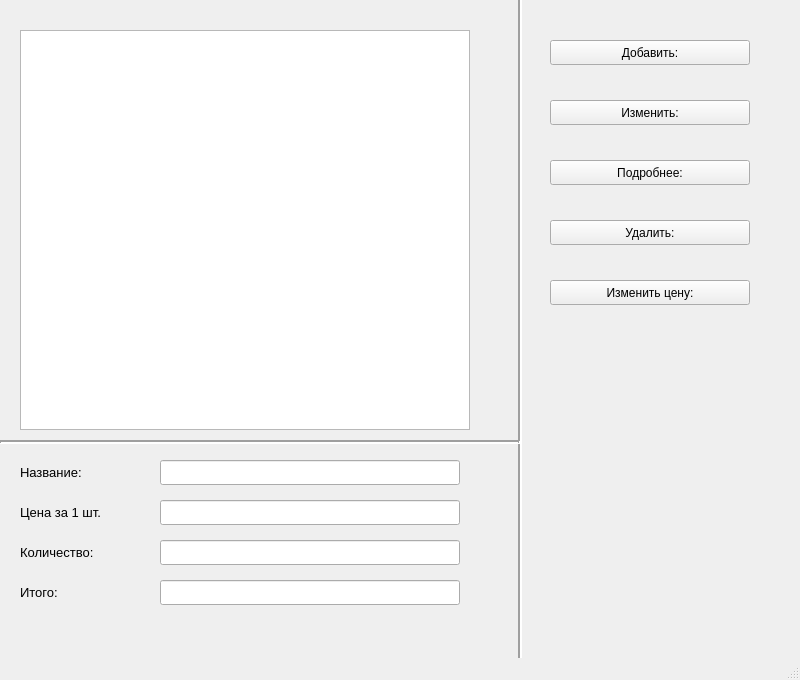
First picture: the form in Design/MainWindow.ui, repository Maksim65578/Project-1, before the edit.
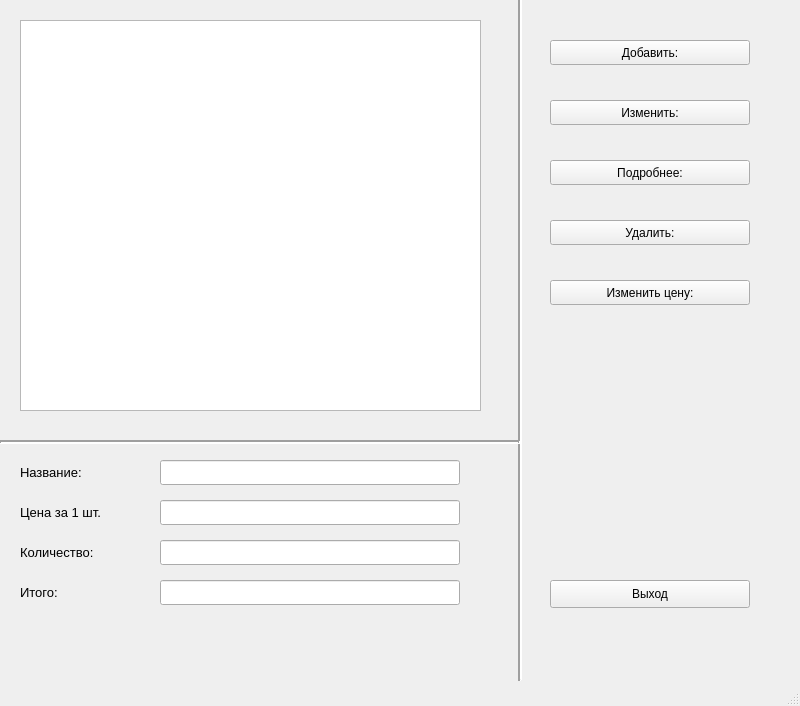
Second picture: the form after the edit.

```diff
--- a/Design/MainWindow.ui
+++ b/Design/MainWindow.ui
@@ -7,26 +7,13 @@
     <x>0</x>
     <y>0</y>
     <width>800</width>
-    <height>680</height>
+    <height>706</height>
    </rect>
   </property>
   <property name="windowTitle">
    <string>MainWindow</string>
   </property>
   <widget class="QWidget" name="centralwidget">
-   <widget class="QTableWidget" name="table">
-    <property name="geometry">
-     <rect>
-      <x>20</x>
-      <y>30</y>
-      <width>450</width>
-      <height>400</height>
-     </rect>
-    </property>
-    <property name="columnCount">
-     <number>0</number>
-    </property>
-   </widget>
    <widget class="QPushButton" name="add">
     <property name="geometry">
      <rect>
@@ -236,6 +223,29 @@
      <enum>Qt::Horizontal</enum>
     </property>
    </widget>
+   <widget class="QTableWidget" name="table">
+    <property name="geometry">
+     <rect>
+      <x>20</x>
+      <y>20</y>
+      <width>461</width>
+      <height>391</height>
+     </rect>
+    </property>
+   </widget>
+   <widget class="QPushButton" name="close_form">
+    <property name="geometry">
+     <rect>
+      <x>550</x>
+      <y>580</y>
+      <width>200</width>
+      <height>28</height>
+     </rect>
+    </property>
+    <property name="text">
+     <string>Выход</string>
+    </property>
+   </widget>
   </widget>
   <widget class="QMenuBar" name="menubar">
    <property name="geometry">
```
